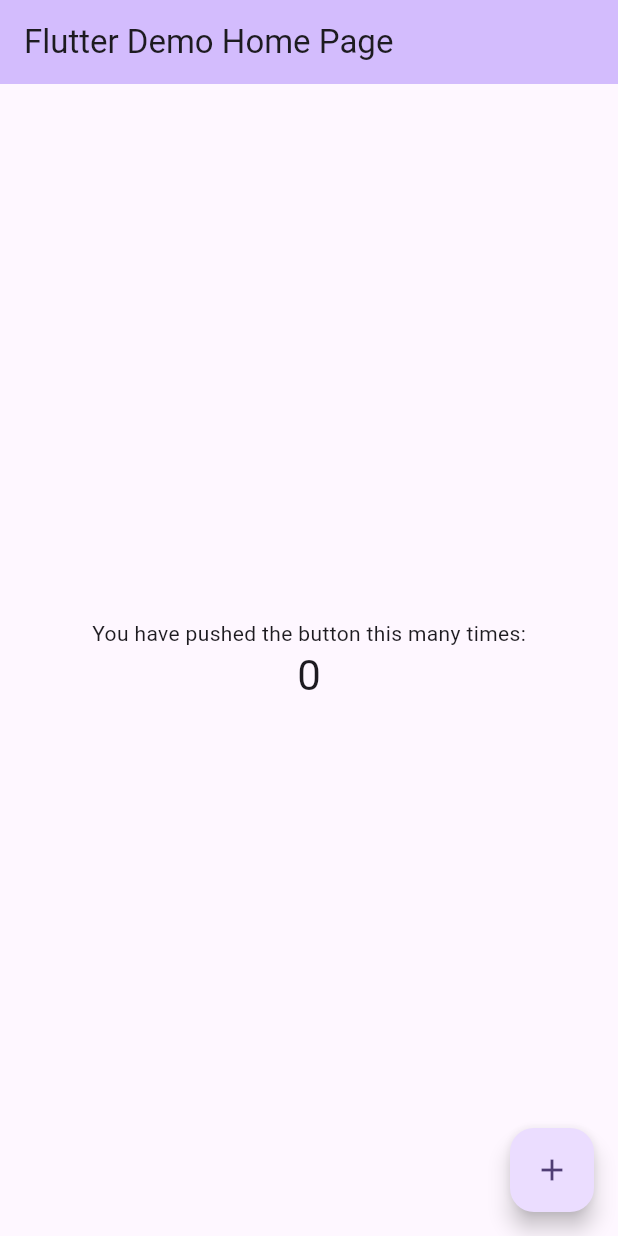
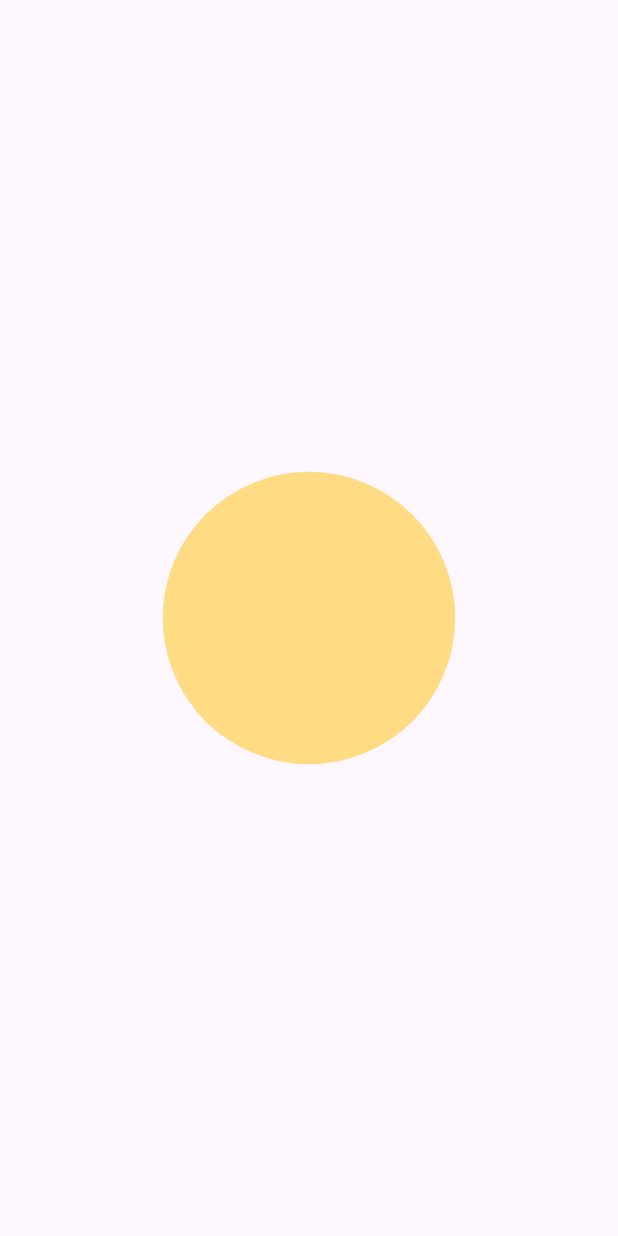
Before and after one commit to mirajmuhammad773-cpu/Animations, a Flutter app: the screen it shows after launch, on a phone screen of 412 x 824 dp. Run offline on Flutter 3.47's test engine with Material 3 defaults, Android fonts, the phone set to English and light mode, and no system bars.

Commit message:
Update project

```diff
--- /dev/null
+++ b/lib/AnimationsScreen/TweenAnimation/Tween_Animation.dart
@@ -0,0 +1,79 @@
+// ignore_for_file: override_on_non_overriding_member
+
+
+import 'package:flutter/material.dart';
+
+class TweenAnimation extends StatefulWidget {
+  const TweenAnimation({super.key});
+
+  @override
+  State<TweenAnimation> createState() => _TweenAnimationState();
+}
+
+class _TweenAnimationState extends State<TweenAnimation>with SingleTickerProviderStateMixin {
+  late Animation animation;
+  late AnimationController animationController;
+  final List<double> list=[
+       100.0,
+       150.0,
+       200.0,
+       250.0,
+       300.0,
+       350.0,
+  ];
+
+  @override
+  void initState(){
+    super.initState();
+    animationController =AnimationController(vsync: this, duration: Duration(seconds: 10));
+  animation=Tween(begin: 0.0,end: 250.0).animate(animationController);
+
+  animationController.addListener((){
+    print(animation.value);
+    setState(() {
+
+    });}
+  );
+
+  animationController.forward();
+  }
+
+  @override
+  void dispose(){
+    animationController.dispose();
+    super.dispose();
+  }
+  @override
+  Widget build(BuildContext context) {
+    return Scaffold(
+      body: Center(
+        child: Stack(
+          alignment: Alignment.center,
+          children: [
+            Container(
+              height: animation.value,
+              width: animation.value,
+              decoration: BoxDecoration(
+                color: Colors.amber.withOpacity(0.5),
+                shape: BoxShape.circle
+              )
+            ),
+          ],
+        ),
+
+      ),
+
+    );
+  }
+}
+
+// Widget Tween(dynamic animation,color,){
+//   return  Container(
+//               height: animation.value,
+//               width: animation.value,
+//               decoration: BoxDecoration(
+//                 color: color,
+//                 shape: BoxShape.circle
+//               )
+//             );
+// }
--- a/lib/main.dart
+++ b/lib/main.dart
@@ -1,3 +1,4 @@
+import 'package:animations/AnimationsScreen/TweenAnimation/Tween_Animation.dart';
 import 'package:flutter/material.dart';
 
 void main() {
@@ -11,112 +12,13 @@ class MyApp extends StatelessWidget {
   @override
   Widget build(BuildContext context) {
     return MaterialApp(
+      debugShowCheckedModeBanner: false,
       title: 'Flutter Demo',
       theme: ThemeData(
-        // This is the theme of your application.
-        //
-        // TRY THIS: Try running your application with "flutter run". You'll see
-        // the application has a purple toolbar. Then, without quitting the app,
-        // try changing the seedColor in the colorScheme below to Colors.green
-        // and then invoke "hot reload" (save your changes or press the "hot
-        // reload" button in a Flutter-supported IDE, or press "r" if you used
-        // the command line to start the app).
-        //
-        // Notice that the counter didn't reset back to zero; the application
-        // state is not lost during the reload. To reset the state, use hot
-        // restart instead.
-        //
-        // This works for code too, not just values: Most code changes can be
-        // tested with just a hot reload.
+
         colorScheme: .fromSeed(seedColor: Colors.deepPurple),
       ),
-      home: const MyHomePage(title: 'Flutter Demo Home Page'),
+      home: const TweenAnimation(),
     );
   }
 }
-
-class MyHomePage extends StatefulWidget {
-  const MyHomePage({super.key, required this.title});
-
-  // This widget is the home page of your application. It is stateful, meaning
-  // that it has a State object (defined below) that contains fields that affect
-  // how it looks.
-
-  // This class is the configuration for the state. It holds the values (in this
-  // case the title) provided by the parent (in this case the App widget) and
-  // used by the build method of the State. Fields in a Widget subclass are
-  // always marked "final".
-
-  final String title;
-
-  @override
-  State<MyHomePage> createState() => _MyHomePageState();
-}
-
-class _MyHomePageState extends State<MyHomePage> {
-  int _counter = 0;
-
-  void _incrementCounter() {
-    setState(() {
-      // This call to setState tells the Flutter framework that something has
-      // changed in this State, which causes it to rerun the build method below
-      // so that the display can reflect the updated values. If we changed
-      // _counter without calling setState(), then the build method would not be
-      // called again, and so nothing would appear to happen.
-      _counter++;
-    });
-  }
-
-  @override
-  Widget build(BuildContext context) {
-    // This method is rerun every time setState is called, for instance as done
-    // by the _incrementCounter method above.
-    //
-    // The Flutter framework has been optimized to make rerunning build methods
-    // fast, so that you can just rebuild anything that needs updating rather
-    // than having to individually change instances of widgets.
-    return Scaffold(
-      appBar: AppBar(
-        // TRY THIS: Try changing the color here to a specific color (to
-        // Colors.amber, perhaps?) and trigger a hot reload to see the AppBar
-        // change color while the other colors stay the same.
-        backgroundColor: Theme.of(context).colorScheme.inversePrimary,
-        // Here we take the value from the MyHomePage object that was created by
-        // the App.build method, and use it to set our appbar title.
-        title: Text(widget.title),
-      ),
-      body: Center(
-        // Center is a layout widget. It takes a single child and positions it
-        // in the middle of the parent.
-        child: Column(
-          // Column is also a layout widget. It takes a list of children and
-          // arranges them vertically. By default, it sizes itself to fit its
-          // children horizontally, and tries to be as tall as its parent.
-          //
-          // Column has various properties to control how it sizes itself and
-          // how it positions its children. Here we use mainAxisAlignment to
-          // center the children vertically; the main axis here is the vertical
-          // axis because Columns are vertical (the cross axis would be
-          // horizontal).
-          //
-          // TRY THIS: Invoke "debug painting" (choose the "Toggle Debug Paint"
-          // action in the IDE, or press "p" in the console), to see the
-          // wireframe for each widget.
-          mainAxisAlignment: .center,
-          children: [
-            const Text('You have pushed the button this many times:'),
-            Text(
-              '$_counter',
-              style: Theme.of(context).textTheme.headlineMedium,
-            ),
-          ],
-        ),
-      ),
-      floatingActionButton: FloatingActionButton(
-        onPressed: _incrementCounter,
-        tooltip: 'Increment',
-        child: const Icon(Icons.add),
-      ),
-    );
-  }
-}
```
Also changed, not shown: lib/AnimationsScreen/RippleAffect/Ripple_Affect.dart (added, +88 -0 lines).
